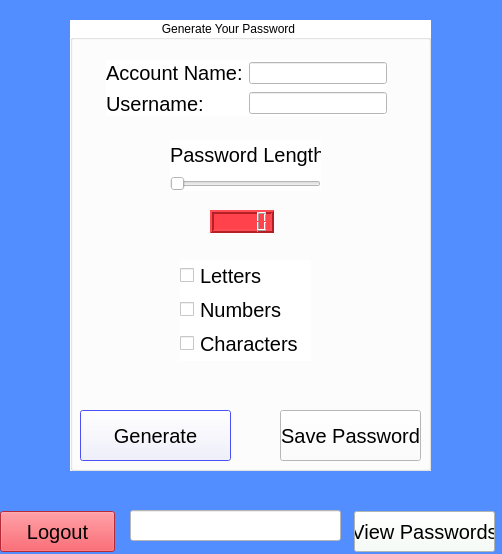
This is Password_Backup/page_1.ui in CJM2017/Password_App as Qt 5 draws it before an edit. The edited form follows.
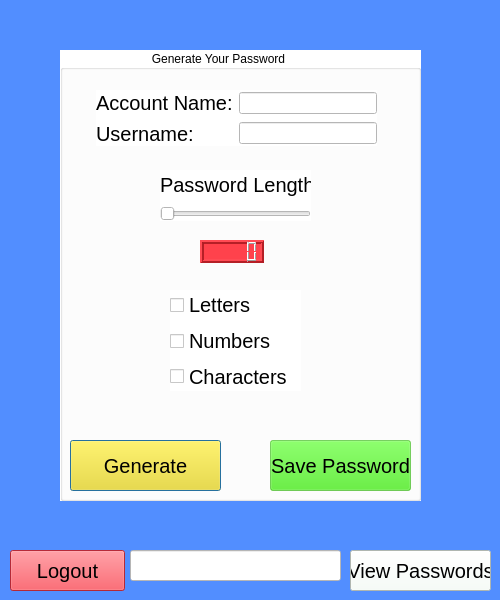
This is the edited form.

The edit to the form file:
```diff
--- a/Password_Backup/page_1.ui
+++ b/Password_Backup/page_1.ui
@@ -6,8 +6,8 @@
    <rect>
     <x>0</x>
     <y>0</y>
-    <width>502</width>
-    <height>554</height>
+    <width>500</width>
+    <height>600</height>
    </rect>
   </property>
   <property name="windowTitle">
@@ -19,16 +19,14 @@
   <widget class="QGroupBox" name="groupBox">
    <property name="geometry">
     <rect>
-     <x>70</x>
-     <y>20</y>
+     <x>60</x>
+     <y>50</y>
      <width>361</width>
      <height>451</height>
     </rect>
    </property>
    <property name="styleSheet">
-    <string notr="true">background-color: rgb(255, 255, 255);
-selection-background-color: rgb(24, 30, 255);
-border-color: rgb(36, 40, 253);</string>
+    <string notr="true">background-color: rgb(255, 255, 255);</string>
    </property>
    <property name="title">
     <string>                           Generate Your Password</string>
@@ -65,7 +63,7 @@
      </font>
     </property>
     <property name="styleSheet">
-     <string notr="true">border-color: rgba(86, 255, 81,220);</string>
+     <string notr="true">background-color: rgb(255, 224, 3);</string>
     </property>
     <property name="text">
      <string>Generate</string>
@@ -85,11 +83,14 @@
       <pointsize>15</pointsize>
      </font>
     </property>
+    <property name="styleSheet">
+     <string notr="true">background-color: rgba(60, 226, 17, 128);</string>
+    </property>
     <property name="text">
      <string>Save Password</string>
     </property>
    </widget>
-   <widget class="QWidget" name="">
+   <widget class="QWidget" name="layoutWidget">
     <property name="geometry">
      <rect>
       <x>100</x>
@@ -126,7 +127,7 @@
      </item>
     </layout>
    </widget>
-   <widget class="QWidget" name="">
+   <widget class="QWidget" name="layoutWidget">
     <property name="geometry">
      <rect>
       <x>110</x>
@@ -174,7 +175,7 @@
      </item>
     </layout>
    </widget>
-   <widget class="QWidget" name="">
+   <widget class="QWidget" name="layoutWidget">
     <property name="geometry">
      <rect>
       <x>36</x>
@@ -228,8 +229,8 @@
   <widget class="QPushButton" name="pushButton_view_passwords">
    <property name="geometry">
     <rect>
-     <x>354</x>
-     <y>511</y>
+     <x>350</x>
+     <y>550</y>
      <width>141</width>
      <height>41</height>
     </rect>
@@ -249,8 +250,8 @@
   <widget class="QPushButton" name="pushButton_Logout">
    <property name="geometry">
     <rect>
-     <x>0</x>
-     <y>511</y>
+     <x>10</x>
+     <y>550</y>
      <width>115</width>
      <height>41</height>
     </rect>
@@ -272,7 +273,7 @@
    <property name="geometry">
     <rect>
      <x>130</x>
-     <y>510</y>
+     <y>550</y>
      <width>211</width>
      <height>31</height>
     </rect>
```
Left out of the diff: 3 changed lines with no effect on the pictures.
